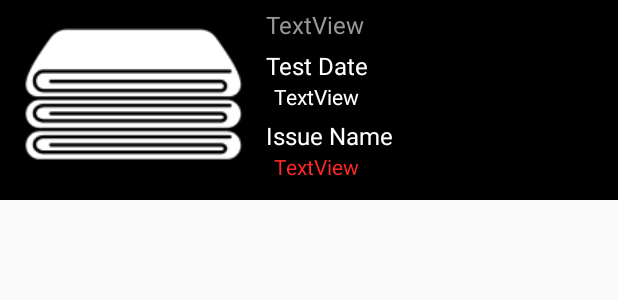
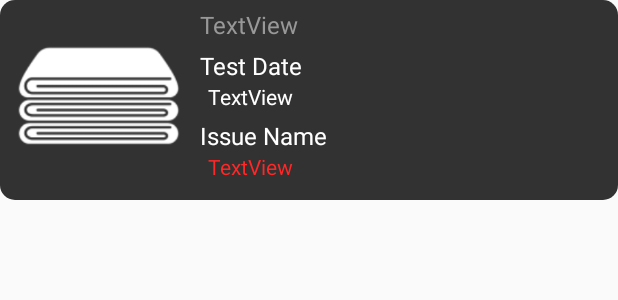
Before and after one commit to YangJJune/NaD_Automatic-Fabric-Check-using-AI, an Android app: the layout defect_row.xml on its own in the app's theme, with its tools: preview values and no code run, on a phone screen of 412 x 824 dp. Shown: the top 300 px of the screen. Run offline under Robolectric (Android 15) with nearby library versions, the phone set to English and light mode, and no system bars; network calls fail.

Commit message:
20231127

```diff
--- a/frontend/app/src/main/res/layout/activity_more_errors.xml
+++ b/frontend/app/src/main/res/layout/activity_more_errors.xml
@@ -82,12 +82,11 @@
             android:id="@+id/defectView"
             android:layout_width="match_parent"
             android:layout_height="0dp"
-            android:layout_weight="1"
             android:layout_marginStart="25dp"
             android:layout_marginTop="12dp"
             android:layout_marginEnd="25dp"
             android:layout_marginBottom="20dp"
-            android:background="@drawable/round_box_grey" />
+            android:layout_weight="1" />
 
     </LinearLayout>
 
--- a/frontend/app/src/main/res/layout/defect_row.xml
+++ b/frontend/app/src/main/res/layout/defect_row.xml
@@ -3,11 +3,11 @@
     xmlns:app="http://schemas.android.com/apk/res-auto"
     android:layout_width="match_parent"
     android:layout_height="wrap_content"
-    android:background="@color/black">
+    android:background="@drawable/round_box_grey">
 
     <ImageView
         android:id="@+id/imageView6"
-        android:layout_width="wrap_content"
+        android:layout_width="125dp"
         android:layout_height="wrap_content"
         app:srcCompat="@drawable/example_fabric" />
 
```
Also changed, not shown: frontend/app/src/main/java/nad/fabric/InfoActivity.kt (+5 -2 lines).
